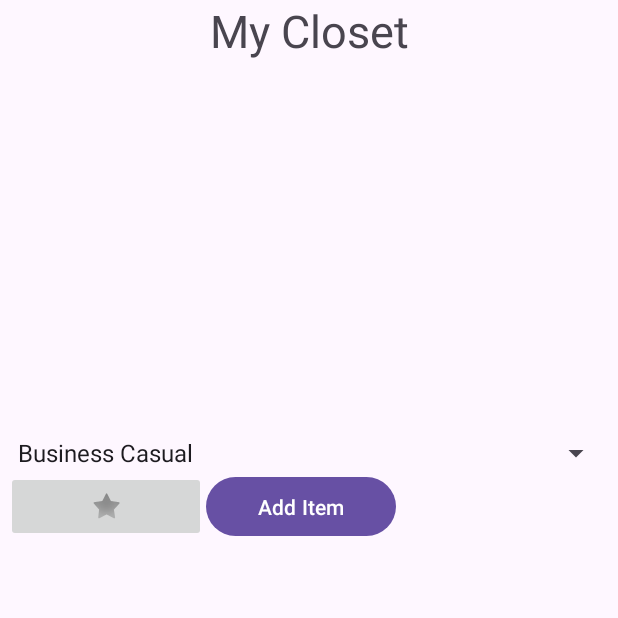
After one commit to jkanderson1/MyClosetApp, an Android app: the AddItem screen opened directly, with no data from a screen before it, on a phone screen of 412 x 824 dp, the top half of it. The commit adds this screen. Run offline under Robolectric (Android 15) with nearby library versions, the phone set to English and light mode, and no system bars.

Commit message:
Added Add Item page, and spinner library

```diff
--- a/app/build.gradle.kts
+++ b/app/build.gradle.kts
@@ -44,6 +44,7 @@ dependencies {
     implementation("com.google.firebase:firebase-auth:22.2.0")
     implementation("com.google.firebase:firebase-storage:20.3.0")
     implementation("com.google.firebase:firebase-auth:22.2.0")
+    implementation("androidx.legacy:legacy-support-v4:1.0.0")
     testImplementation("junit:junit:4.13.2")
     androidTestImplementation("androidx.test.ext:junit:1.1.5")
     androidTestImplementation("androidx.test.espresso:espresso-core:3.5.1")
--- a/app/src/main/AndroidManifest.xml
+++ b/app/src/main/AndroidManifest.xml
@@ -13,6 +13,9 @@
         android:theme="@style/Theme.MyCloset"
         tools:targetApi="31">
         <activity
+            android:name=".AddItem"
+            android:exported="false" />
+        <activity
             android:name=".HomeScreen"
             android:exported="false" />
         <activity
--- /dev/null
+++ b/app/src/main/java/com/example/mycloset/AddItem.java
@@ -0,0 +1,24 @@
+package com.example.mycloset;
+
+import androidx.appcompat.app.AppCompatActivity;
+
+import android.os.Bundle;
+import android.widget.ArrayAdapter;
+import android.widget.Spinner;
+
+public class AddItem extends AppCompatActivity {
+
+    @Override
+    protected void onCreate(Bundle savedInstanceState) {
+        super.onCreate(savedInstanceState);
+        setContentView(R.layout.activity_add_item);
+
+        Spinner stylesSpinner = findViewById(R.id.StyleSpinner);
+        ArrayAdapter<CharSequence> styleAdapter=
+                ArrayAdapter.createFromResource(this,
+                        R.array.ClothingStyles,
+                        android.R.layout.simple_spinner_item);
+        styleAdapter.setDropDownViewResource(android.R.layout.simple_spinner_item);
+        stylesSpinner.setAdapter(styleAdapter);
+    }
+}
--- a/app/src/main/java/com/example/mycloset/Bottom.java
+++ b/app/src/main/java/com/example/mycloset/Bottom.java
@@ -31,6 +31,7 @@ public class Bottom extends Clothing {
      */
     @Override
     public String setItem() {
+
         return null;
     }
 }
--- /dev/null
+++ b/app/src/main/res/layout/activity_add_item.xml
@@ -0,0 +1,67 @@
+<?xml version="1.0" encoding="utf-8"?>
+<androidx.constraintlayout.widget.ConstraintLayout xmlns:android="http://schemas.android.com/apk/res/android"
+    xmlns:app="http://schemas.android.com/apk/res-auto"
+    xmlns:tools="http://schemas.android.com/tools"
+    android:layout_width="match_parent"
+    android:layout_height="match_parent">
+
+    <TextView
+        android:id="@+id/tvAppName2"
+        android:layout_width="wrap_content"
+        android:layout_height="wrap_content"
+        android:layout_weight="1"
+        android:text="@string/app_name"
+        android:textAlignment="center"
+        android:textSize="30sp"
+        app:layout_constraintEnd_toEndOf="parent"
+        app:layout_constraintStart_toStartOf="parent"
+        app:layout_constraintTop_toTopOf="parent" />
+
+    <androidx.core.widget.NestedScrollView
+        android:layout_width="404dp"
+        android:layout_height="534dp"
+        android:fillViewport="true"
+        app:layout_constraintBottom_toBottomOf="parent"
+        app:layout_constraintEnd_toEndOf="parent"
+        app:layout_constraintStart_toStartOf="parent">
+
+        <LinearLayout
+            android:layout_width="match_parent"
+            android:layout_height="wrap_content"
+            android:orientation="vertical">
+
+            <Spinner
+                android:id="@+id/StyleSpinner"
+                android:layout_width="match_parent"
+                android:layout_height="wrap_content"
+                android:spinnerMode="dropdown"
+                />
+
+            <LinearLayout
+                android:layout_width="match_parent"
+                android:layout_height="wrap_content"
+                android:orientation="horizontal">
+
+                <ImageButton
+                    android:id="@+id/FavoriteMe"
+                    android:layout_width="133dp"
+                    android:layout_height="wrap_content"
+                    app:srcCompat="@android:drawable/star_off"
+                    android:contentDescription="add item to favorites"/>
+
+                <Button
+                    android:id="@+id/button"
+                    android:layout_width="wrap_content"
+                    android:layout_height="match_parent"
+                    android:layout_weight="1"
+                    android:text="@string/AddItem" />
+
+                <Space
+                    android:layout_width="123dp"
+                    android:layout_height="match_parent"
+                    android:layout_weight="1" />
+            </LinearLayout>
+        </LinearLayout>
+    </androidx.core.widget.NestedScrollView>
+
+</androidx.constraintlayout.widget.ConstraintLayout>
--- a/app/src/main/res/values/strings.xml
+++ b/app/src/main/res/values/strings.xml
@@ -8,7 +8,11 @@
     <string name="clickToLogin">Click to Login</string>
     <string name="clickToRegister">Click to Register</string>
     <string name="Logout">Logout</string>
-    <string name ="SignUp">Sign Up</string>
-
-
+    <string name="SignUp">Sign Up</string>
+    <string name="AddItem">Add Item</string>
+    <string-array name = "ClothingStyles">
+        <item>Business Casual</item>
+        <item>Athletic</item>
+        <item>Casual</item>
+    </string-array>
 </resources>
```
